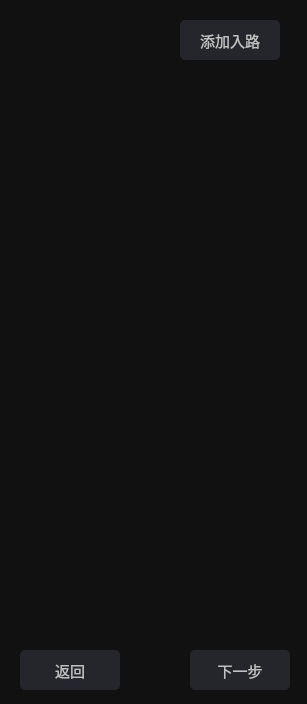
This is surgical-robot-software-2-0/routeplan1widget.ui in Z-Hd/Lingxi-Spine-care-Visual-Interactive-Software-Prototype as Qt 5 draws it before an edit. The edited form follows.
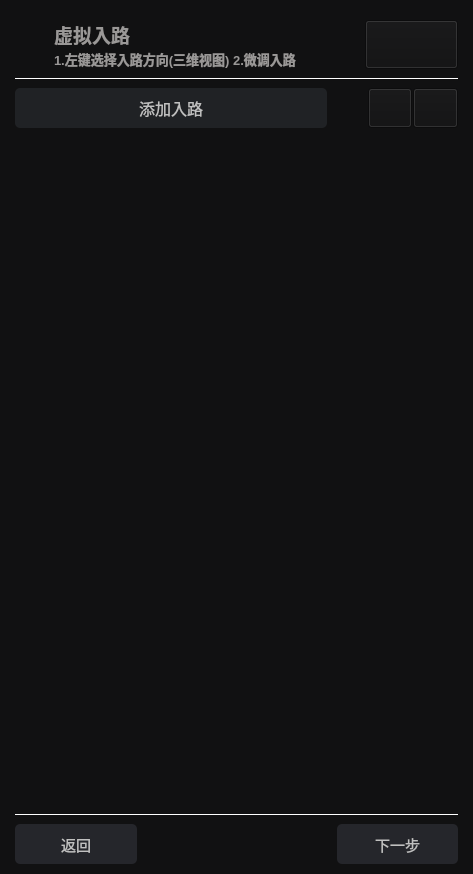
This is the edited form. Icons and pictures are not drawn.

What changed in the file:
```diff
--- a/surgical-robot-software-2-0/routeplan1widget.ui
+++ b/surgical-robot-software-2-0/routeplan1widget.ui
@@ -6,8 +6,8 @@
    <rect>
     <x>0</x>
     <y>0</y>
-    <width>307</width>
-    <height>704</height>
+    <width>473</width>
+    <height>874</height>
    </rect>
   </property>
   <property name="windowTitle">
@@ -16,20 +16,180 @@
   <property name="styleSheet">
    <string notr="true">background-color: rgb(17, 17, 18);</string>
   </property>
-  <widget class="QPushButton" name="addRouteButton">
-   <property name="geometry">
-    <rect>
-     <x>180</x>
-     <y>20</y>
-     <width>100</width>
-     <height>40</height>
-    </rect>
+  <layout class="QVBoxLayout" name="verticalLayout_2" stretch="3,0,2,50,0,2">
+   <property name="leftMargin">
+    <number>15</number>
    </property>
-   <property name="styleSheet">
-    <string notr="true">QPushButton {
-background-color: rgb(37, 38, 43);
+   <property name="topMargin">
+    <number>20</number>
+   </property>
+   <property name="rightMargin">
+    <number>15</number>
+   </property>
+   <property name="bottomMargin">
+    <number>10</number>
+   </property>
+   <item>
+    <widget class="QWidget" name="widget" native="true">
+     <layout class="QHBoxLayout" name="horizontalLayout_4" stretch="5,40,12">
+      <property name="spacing">
+       <number>0</number>
+      </property>
+      <property name="leftMargin">
+       <number>0</number>
+      </property>
+      <property name="topMargin">
+       <number>0</number>
+      </property>
+      <property name="rightMargin">
+       <number>0</number>
+      </property>
+      <property name="bottomMargin">
+       <number>0</number>
+      </property>
+      <item>
+       <widget class="QWidget" name="littleSpineImageWidget" native="true">
+        <property name="styleSheet">
+         <string notr="true">border-image: url(:/resource/image/littlespine.png);
+background-position: center; 
+background-repeat: no-repeat;</string>
+        </property>
+       </widget>
+      </item>
+      <item>
+       <widget class="QWidget" name="QLabelWidget" native="true">
+        <layout class="QVBoxLayout" name="verticalLayout">
+         <property name="spacing">
+          <number>0</number>
+         </property>
+         <property name="leftMargin">
+          <number>0</number>
+         </property>
+         <property name="topMargin">
+          <number>0</number>
+         </property>
+         <property name="rightMargin">
+          <number>0</number>
+         </property>
+         <property name="bottomMargin">
+          <number>0</number>
+         </property>
+         <item>
+          <widget class="QLabel" name="label">
+           <property name="font">
+            <font>
+             <family>Microsoft YaHei UI</family>
+             <pointsize>14</pointsize>
+             <italic>false</italic>
+             <bold>true</bold>
+            </font>
+           </property>
+           <property name="styleSheet">
+            <string notr="true">color: rgb(154, 152, 151);
+qproperty-alignment: 'AlignLeft | AlignVCenter';</string>
+           </property>
+           <property name="text">
+            <string>虚拟入路</string>
+           </property>
+          </widget>
+         </item>
+         <item>
+          <widget class="QLabel" name="label_2">
+           <property name="font">
+            <font>
+             <pointsize>10</pointsize>
+             <bold>true</bold>
+            </font>
+           </property>
+           <property name="styleSheet">
+            <string notr="true">color: rgb(154, 152, 151);
+qproperty-alignment: 'AlignLeft | AlignVCenter';</string>
+           </property>
+           <property name="text">
+            <string>1.左键选择入路方向(三维视图) 2.微调入路</string>
+           </property>
+           <property name="alignment">
+            <set>Qt::AlignLeading|Qt::AlignLeft|Qt::AlignVCenter</set>
+           </property>
+          </widget>
+         </item>
+        </layout>
+       </widget>
+      </item>
+      <item>
+       <widget class="QPushButton" name="switchButton">
+        <property name="sizePolicy">
+         <sizepolicy hsizetype="Preferred" vsizetype="Preferred">
+          <horstretch>0</horstretch>
+          <verstretch>0</verstretch>
+         </sizepolicy>
+        </property>
+        <property name="styleSheet">
+         <string notr="true">border-image: url(:/resource/image/switchbuttonclose.png);
+background-position: center; 
+background-repeat: no-repeat;</string>
+        </property>
+        <property name="text">
+         <string/>
+        </property>
+       </widget>
+      </item>
+     </layout>
+    </widget>
+   </item>
+   <item>
+    <widget class="QFrame" name="frame">
+     <property name="sizePolicy">
+      <sizepolicy hsizetype="Minimum" vsizetype="Fixed">
+       <horstretch>0</horstretch>
+       <verstretch>0</verstretch>
+      </sizepolicy>
+     </property>
+     <property name="styleSheet">
+      <string notr="true">QFrame{background:23, 23, 26;min-height:5px;color:white}</string>
+     </property>
+     <property name="frameShape">
+      <enum>QFrame::HLine</enum>
+     </property>
+     <property name="frameShadow">
+      <enum>QFrame::Plain</enum>
+     </property>
+     <property name="lineWidth">
+      <number>1</number>
+     </property>
+    </widget>
+   </item>
+   <item>
+    <widget class="QWidget" name="opWidget" native="true">
+     <layout class="QHBoxLayout" name="horizontalLayout_2" stretch="7,0,1,1">
+      <property name="spacing">
+       <number>1</number>
+      </property>
+      <property name="leftMargin">
+       <number>0</number>
+      </property>
+      <property name="topMargin">
+       <number>0</number>
+      </property>
+      <property name="rightMargin">
+       <number>0</number>
+      </property>
+      <property name="bottomMargin">
+       <number>0</number>
+      </property>
+      <item>
+       <widget class="QPushButton" name="addRouteButton">
+        <property name="sizePolicy">
+         <sizepolicy hsizetype="Preferred" vsizetype="Preferred">
+          <horstretch>0</horstretch>
+          <verstretch>0</verstretch>
+         </sizepolicy>
+        </property>
+        <property name="styleSheet">
+         <string notr="true">QPushButton {
+background-color: rgb(32, 34, 37);
 color: rgb(192, 192, 192);
-font-size:15px;
+font-size:16px;
 border-radius: 5px;
 min-width: 100px;
 min-height: 40px;
@@ -40,22 +200,129 @@
 QPushButton:pressed {
 background-color: rgb(245, 245, 245);
 }</string>
-   </property>
-   <property name="text">
-    <string>添加入路</string>
-   </property>
-  </widget>
-  <widget class="QPushButton" name="backButton">
-   <property name="geometry">
-    <rect>
-     <x>20</x>
-     <y>650</y>
-     <width>100</width>
-     <height>40</height>
-    </rect>
-   </property>
-   <property name="styleSheet">
-    <string notr="true">QPushButton {
+        </property>
+        <property name="text">
+         <string>添加入路</string>
+        </property>
+       </widget>
+      </item>
+      <item>
+       <spacer name="horizontalSpacer">
+        <property name="orientation">
+         <enum>Qt::Horizontal</enum>
+        </property>
+        <property name="sizeHint" stdset="0">
+         <size>
+          <width>40</width>
+          <height>20</height>
+         </size>
+        </property>
+       </spacer>
+      </item>
+      <item>
+       <widget class="QPushButton" name="withDrawButton">
+        <property name="sizePolicy">
+         <sizepolicy hsizetype="Preferred" vsizetype="Preferred">
+          <horstretch>0</horstretch>
+          <verstretch>0</verstretch>
+         </sizepolicy>
+        </property>
+        <property name="minimumSize">
+         <size>
+          <width>0</width>
+          <height>0</height>
+         </size>
+        </property>
+        <property name="styleSheet">
+         <string notr="true">border-image: url(:/resource/image/withdraw.png);
+background-position: center; 
+background-repeat: no-repeat;</string>
+        </property>
+        <property name="text">
+         <string/>
+        </property>
+       </widget>
+      </item>
+      <item>
+       <widget class="QPushButton" name="goForwardButton">
+        <property name="sizePolicy">
+         <sizepolicy hsizetype="Preferred" vsizetype="Preferred">
+          <horstretch>0</horstretch>
+          <verstretch>0</verstretch>
+         </sizepolicy>
+        </property>
+        <property name="minimumSize">
+         <size>
+          <width>0</width>
+          <height>0</height>
+         </size>
+        </property>
+        <property name="styleSheet">
+         <string notr="true">border-image: url(:/resource/image/goforward.png);
+background-position: center; 
+background-repeat: no-repeat;</string>
+        </property>
+        <property name="text">
+         <string/>
+        </property>
+       </widget>
+      </item>
+     </layout>
+    </widget>
+   </item>
+   <item>
+    <widget class="QWidget" name="spaceWidget" native="true"/>
+   </item>
+   <item>
+    <widget class="QFrame" name="frame_2">
+     <property name="sizePolicy">
+      <sizepolicy hsizetype="Minimum" vsizetype="Fixed">
+       <horstretch>0</horstretch>
+       <verstretch>0</verstretch>
+      </sizepolicy>
+     </property>
+     <property name="styleSheet">
+      <string notr="true">QFrame{background:23, 23, 26;min-height:5px;color:white}</string>
+     </property>
+     <property name="frameShape">
+      <enum>QFrame::HLine</enum>
+     </property>
+     <property name="frameShadow">
+      <enum>QFrame::Plain</enum>
+     </property>
+     <property name="lineWidth">
+      <number>1</number>
+     </property>
+    </widget>
+   </item>
+   <item>
+    <widget class="QWidget" name="buttonWidget" native="true">
+     <layout class="QHBoxLayout" name="horizontalLayout">
+      <property name="spacing">
+       <number>200</number>
+      </property>
+      <property name="leftMargin">
+       <number>0</number>
+      </property>
+      <property name="topMargin">
+       <number>0</number>
+      </property>
+      <property name="rightMargin">
+       <number>0</number>
+      </property>
+      <property name="bottomMargin">
+       <number>0</number>
+      </property>
+      <item>
+       <widget class="QPushButton" name="backButton">
+        <property name="sizePolicy">
+         <sizepolicy hsizetype="Preferred" vsizetype="Preferred">
+          <horstretch>0</horstretch>
+          <verstretch>0</verstretch>
+         </sizepolicy>
+        </property>
+        <property name="styleSheet">
+         <string notr="true">QPushButton {
 background-color: rgb(37, 38, 43);
 color: rgb(192, 192, 192);
 font-size:15px;
@@ -69,22 +336,22 @@
 QPushButton:pressed {
 background-color: rgb(245, 245, 245);
 }</string>
-   </property>
-   <property name="text">
-    <string>返回</string>
-   </property>
-  </widget>
-  <widget class="QPushButton" name="nextButton">
-   <property name="geometry">
-    <rect>
-     <x>190</x>
-     <y>650</y>
-     <width>100</width>
-     <height>40</height>
-    </rect>
-   </property>
-   <property name="styleSheet">
-    <string notr="true">QPushButton {
+        </property>
+        <property name="text">
+         <string>返回</string>
+        </property>
+       </widget>
+      </item>
+      <item>
+       <widget class="QPushButton" name="nextButton">
+        <property name="sizePolicy">
+         <sizepolicy hsizetype="Preferred" vsizetype="Preferred">
+          <horstretch>0</horstretch>
+          <verstretch>0</verstretch>
+         </sizepolicy>
+        </property>
+        <property name="styleSheet">
+         <string notr="true">QPushButton {
 background-color: rgb(37, 38, 43);
 color: rgb(192, 192, 192);
 font-size:15px;
@@ -98,11 +365,16 @@
 QPushButton:pressed {
 background-color: rgb(245, 245, 245);
 }</string>
-   </property>
-   <property name="text">
-    <string>下一步</string>
-   </property>
-  </widget>
+        </property>
+        <property name="text">
+         <string>下一步</string>
+        </property>
+       </widget>
+      </item>
+     </layout>
+    </widget>
+   </item>
+  </layout>
  </widget>
  <resources/>
  <connections/>
```
